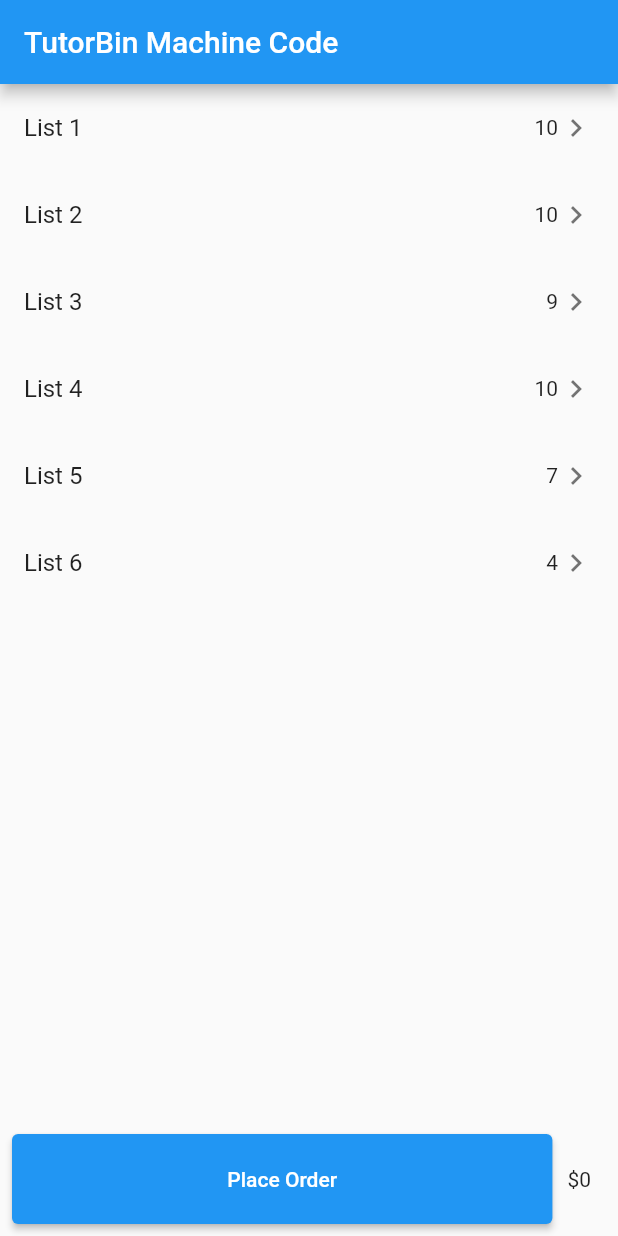
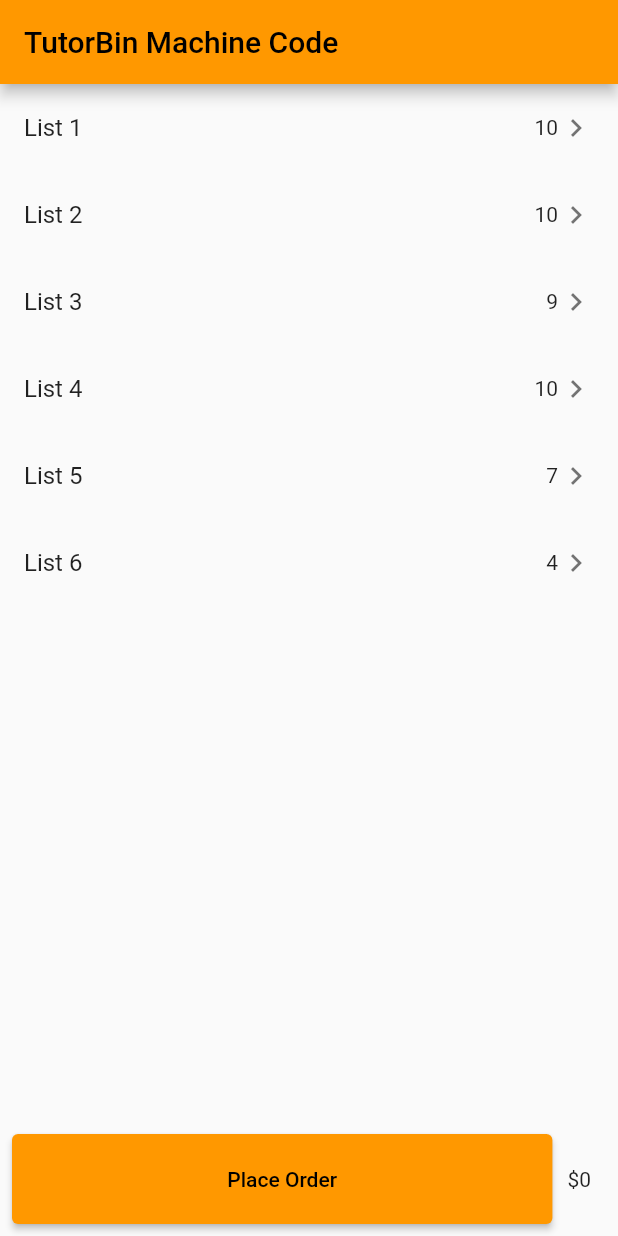
Before and after one commit to shreyj786/TutorBin_machine_code, a Flutter app: the screen it shows after launch, on a phone screen of 412 x 824 dp. Run offline on Flutter 3.47's test engine with Material 2 defaults, Android fonts, the light colour scheme and no system bars.

Commit message:
minor color change

```diff
--- a/lib/main.dart
+++ b/lib/main.dart
@@ -16,7 +16,8 @@
       title: 'Flutter Demo',
       debugShowCheckedModeBanner: false,
       theme: ThemeData(
-        primarySwatch: Colors.blue,
+        primarySwatch: Colors.orange,
+        primaryColor: Colors.orange,
       ),
       home: MultiProvider(
           providers: [ChangeNotifierProvider(create: (_) => OrderProvider())],
```
